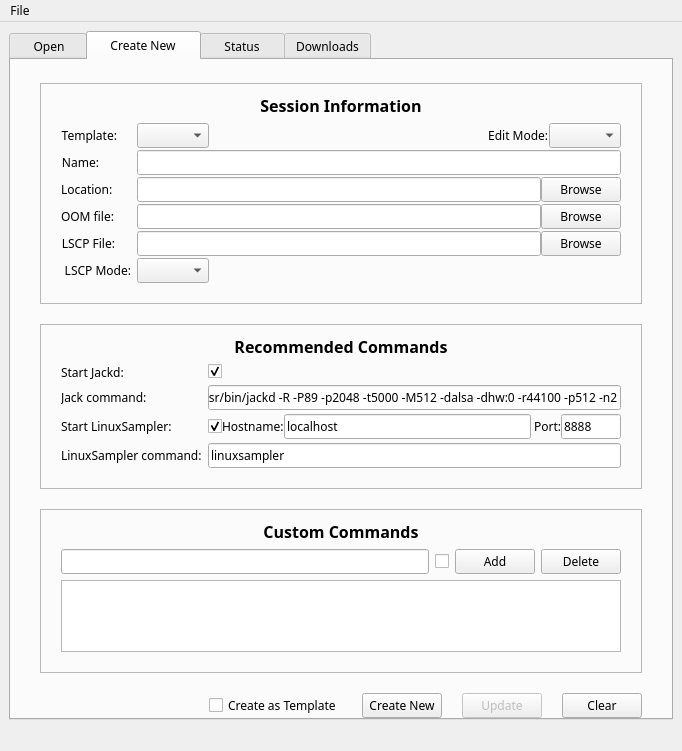
The window that oostudio/OOStudioBase.ui (ccherrett/oom) describes before a commit, drawn with Qt 5.
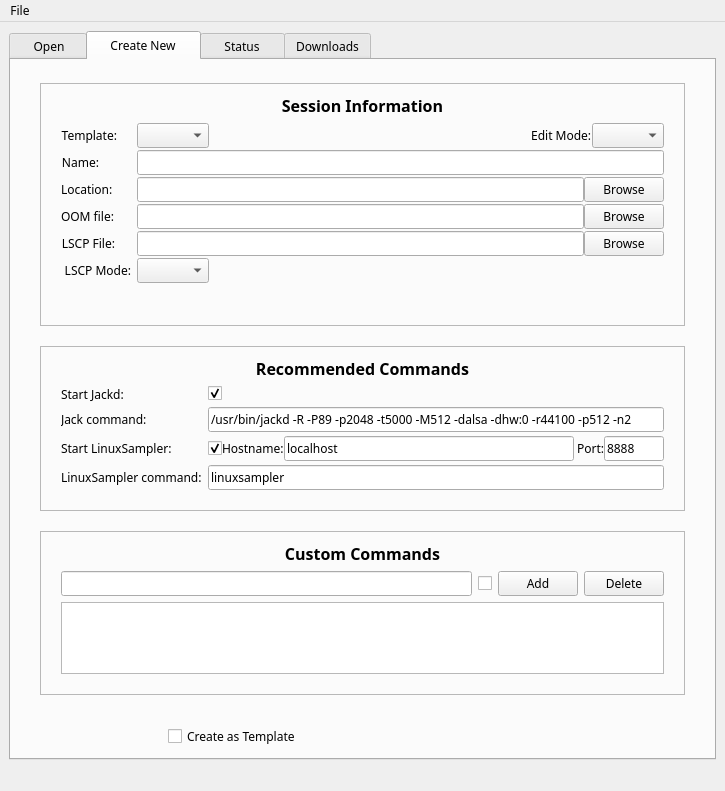
The same window after the commit. The open tabs and pages were chosen to show the change.

Commit message: OOStudio: Updated create tab with new advanced mode and new buttons all round

```diff
--- a/oostudio/OOStudioBase.ui
+++ b/oostudio/OOStudioBase.ui
@@ -545,6 +545,16 @@
                 </item>
                </layout>
               </item>
+              <item>
+               <widget class="QLabel" name="m_lblBlurb">
+                <property name="text">
+                 <string/>
+                </property>
+                <property name="alignment">
+                 <set>Qt::AlignCenter</set>
+                </property>
+               </widget>
+              </item>
              </layout>
             </widget>
            </item>
@@ -849,11 +859,46 @@
              </layout>
             </widget>
            </item>
+           <item>
+            <spacer name="verticalSpacer_6">
+             <property name="orientation">
+              <enum>Qt::Vertical</enum>
+             </property>
+             <property name="sizeType">
+              <enum>QSizePolicy::MinimumExpanding</enum>
+             </property>
+             <property name="sizeHint" stdset="0">
+              <size>
+               <width>20</width>
+               <height>1</height>
+              </size>
+             </property>
+            </spacer>
+           </item>
            <item>
             <layout class="QHBoxLayout" name="horizontalLayout_4">
              <property name="topMargin">
               <number>0</number>
              </property>
+             <item>
+              <widget class="QToolButton" name="m_btnMore">
+               <property name="text">
+                <string/>
+               </property>
+               <property name="iconSize">
+                <size>
+                 <width>100</width>
+                 <height>35</height>
+                </size>
+               </property>
+               <property name="checkable">
+                <bool>true</bool>
+               </property>
+               <property name="autoRaise">
+                <bool>true</bool>
+               </property>
+              </widget>
+             </item>
              <item>
               <spacer name="horizontalSpacer_2">
                <property name="orientation">
@@ -878,26 +923,53 @@
               </widget>
              </item>
              <item>
-              <widget class="QPushButton" name="m_btnDoCreate">
+              <widget class="QToolButton" name="m_btnDoCreate">
                <property name="text">
-                <string>Create New</string>
+                <string/>
+               </property>
+               <property name="iconSize">
+                <size>
+                 <width>100</width>
+                 <height>35</height>
+                </size>
+               </property>
+               <property name="autoRaise">
+                <bool>true</bool>
                </property>
               </widget>
              </item>
              <item>
-              <widget class="QPushButton" name="m_btnUpdate">
+              <widget class="QToolButton" name="m_btnUpdate">
                <property name="enabled">
                 <bool>false</bool>
                </property>
                <property name="text">
-                <string>Update</string>
+                <string/>
+               </property>
+               <property name="iconSize">
+                <size>
+                 <width>100</width>
+                 <height>35</height>
+                </size>
+               </property>
+               <property name="autoRaise">
+                <bool>true</bool>
                </property>
               </widget>
              </item>
              <item>
-              <widget class="QPushButton" name="m_btnClearCreate">
+              <widget class="QToolButton" name="m_btnClearCreate">
                <property name="text">
-                <string>Clear</string>
+                <string/>
+               </property>
+               <property name="iconSize">
+                <size>
+                 <width>100</width>
+                 <height>35</height>
+                </size>
+               </property>
+               <property name="autoRaise">
+                <bool>true</bool>
                </property>
               </widget>
              </item>
```
Left out of the diff: 10 changed lines with no effect on the pictures. The commit also changes 3 other files.
